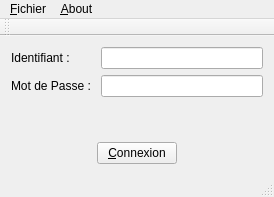
dervieuxC/gestionDemenagementCorrige, file CODE/mainwindow.ui: the form before one commit.
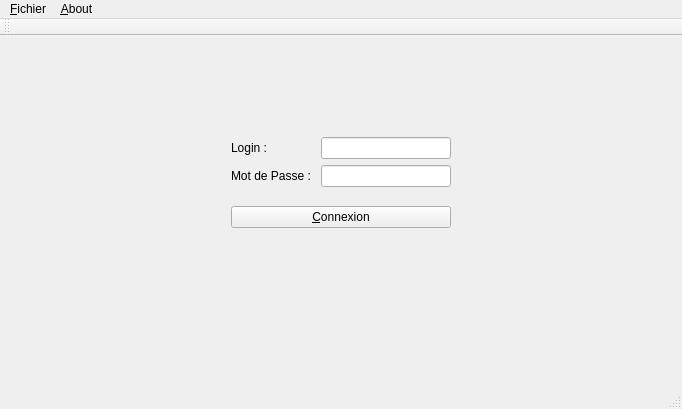
The form after the commit.

Patch:
```diff
--- a/CODE/mainwindow.ui
+++ b/CODE/mainwindow.ui
@@ -6,8 +6,8 @@
    <rect>
     <x>0</x>
     <y>0</y>
-    <width>274</width>
-    <height>197</height>
+    <width>682</width>
+    <height>409</height>
    </rect>
   </property>
   <property name="windowTitle">
@@ -17,33 +17,9 @@
    <bool>true</bool>
   </property>
   <widget class="QWidget" name="centralWidget">
-   <layout class="QVBoxLayout" name="verticalLayout">
+   <layout class="QVBoxLayout" name="verticalLayout_5">
     <item>
-     <layout class="QFormLayout" name="formLayout">
-      <item row="0" column="0">
-       <widget class="QLabel" name="label">
-        <property name="text">
-         <string>Identifiant :</string>
-        </property>
-       </widget>
-      </item>
-      <item row="0" column="1">
-       <widget class="QLineEdit" name="lineEdit"/>
-      </item>
-      <item row="1" column="0">
-       <widget class="QLabel" name="labelMDP">
-        <property name="text">
-         <string>Mot de Passe : </string>
-        </property>
-       </widget>
-      </item>
-      <item row="1" column="1">
-       <widget class="QLineEdit" name="lineEditMDP"/>
-      </item>
-     </layout>
-    </item>
-    <item>
-     <layout class="QHBoxLayout" name="horizontalLayout">
+     <layout class="QVBoxLayout" name="verticalLayout_4">
       <item>
        <spacer name="horizontalSpacer">
         <property name="orientation">
@@ -51,18 +27,88 @@
         </property>
         <property name="sizeHint" stdset="0">
          <size>
-          <width>40</width>
-          <height>20</height>
+          <width>588</width>
+          <height>58</height>
          </size>
         </property>
        </spacer>
       </item>
       <item>
-       <widget class="QPushButton" name="pushButtonConnexion">
-        <property name="text">
-         <string>&amp;Connexion</string>
-        </property>
-       </widget>
+       <layout class="QHBoxLayout" name="horizontalLayout_3">
+        <item>
+         <spacer name="horizontalSpacer_4">
+          <property name="orientation">
+           <enum>Qt::Horizontal</enum>
+          </property>
+          <property name="sizeHint" stdset="0">
+           <size>
+            <width>218</width>
+            <height>118</height>
+           </size>
+          </property>
+         </spacer>
+        </item>
+        <item>
+         <layout class="QVBoxLayout" name="verticalLayout_3">
+          <item>
+           <layout class="QHBoxLayout" name="horizontalLayout">
+            <item>
+             <layout class="QVBoxLayout" name="verticalLayout">
+              <item>
+               <widget class="QLabel" name="label">
+                <property name="text">
+                 <string>Login : </string>
+                </property>
+               </widget>
+              </item>
+              <item>
+               <widget class="QLabel" name="labelMDP">
+                <property name="text">
+                 <string>Mot de Passe : </string>
+                </property>
+               </widget>
+              </item>
+             </layout>
+            </item>
+            <item>
+             <layout class="QVBoxLayout" name="verticalLayout_2">
+              <item>
+               <widget class="QLineEdit" name="lineEdit"/>
+              </item>
+              <item>
+               <widget class="QLineEdit" name="lineEditMDP"/>
+              </item>
+             </layout>
+            </item>
+           </layout>
+          </item>
+          <item>
+           <layout class="QHBoxLayout" name="horizontalLayout_2">
+            <item>
+             <widget class="QPushButton" name="pushButtonConnexion">
+              <property name="text">
+               <string>&amp;Connexion</string>
+              </property>
+             </widget>
+            </item>
+           </layout>
+          </item>
+         </layout>
+        </item>
+        <item>
+         <spacer name="horizontalSpacer_3">
+          <property name="orientation">
+           <enum>Qt::Horizontal</enum>
+          </property>
+          <property name="sizeHint" stdset="0">
+           <size>
+            <width>218</width>
+            <height>118</height>
+           </size>
+          </property>
+         </spacer>
+        </item>
+       </layout>
       </item>
       <item>
        <spacer name="horizontalSpacer_2">
@@ -71,8 +117,8 @@
         </property>
         <property name="sizeHint" stdset="0">
          <size>
-          <width>40</width>
-          <height>20</height>
+          <width>600</width>
+          <height>114</height>
          </size>
         </property>
        </spacer>
@@ -97,8 +143,8 @@
     <rect>
      <x>0</x>
      <y>0</y>
-     <width>274</width>
-     <height>27</height>
+     <width>682</width>
+     <height>29</height>
     </rect>
    </property>
    <widget class="QMenu" name="menuFichier">
```
Left out of the diff: 11 changed lines with no effect on the pictures.
